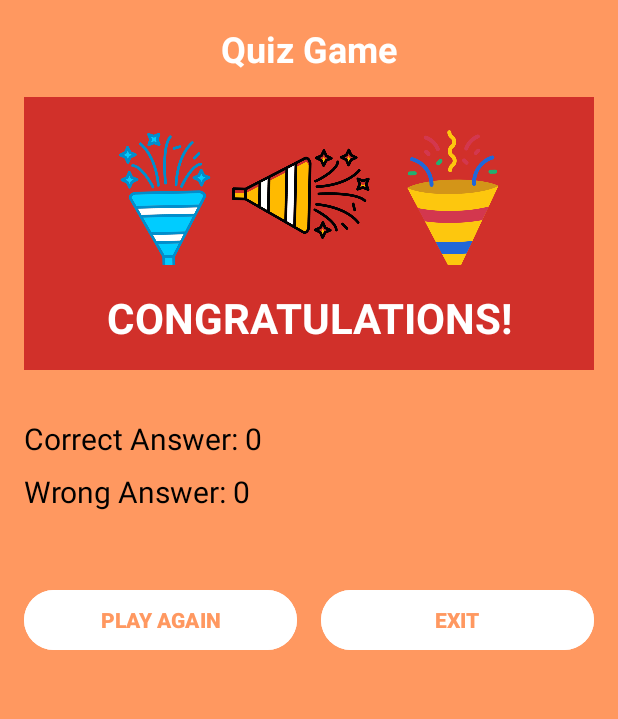
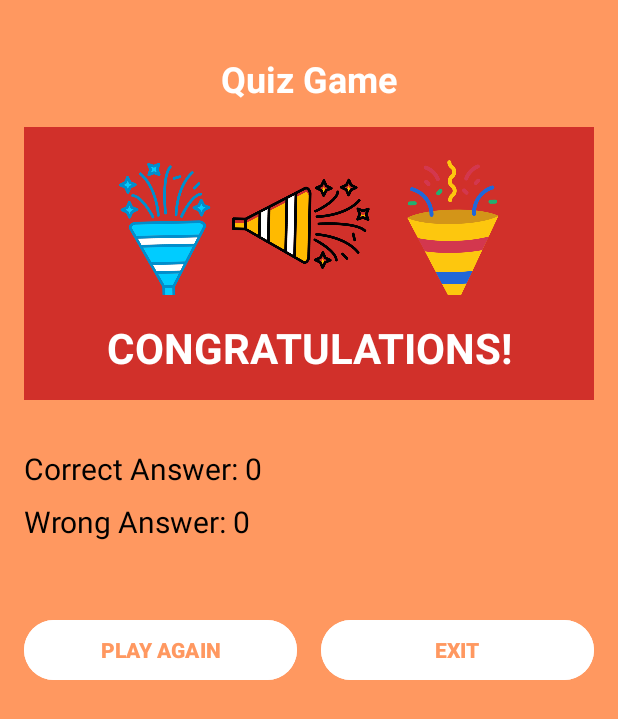
Before and after one commit to dsdsluc/QuizGame, an Android app: the ResultPage screen opened directly, with no data from a screen before it, on a phone screen of 412 x 824 dp. Shown: the top 719 px of the screen. Run offline under Robolectric (Android 15) with nearby library versions, the phone set to English and light mode, and no system bars; our stand-ins replace Firebase (no records; nobody signed in at launch, a user with empty details on screens opened directly).

Commit message:
thay đổi một chút layout

```diff
--- a/app/src/main/res/drawable/card_bg.xml
+++ b/app/src/main/res/drawable/card_bg.xml
@@ -2,8 +2,8 @@
 <shape xmlns:android="http://schemas.android.com/apk/res/android"
     android:shape="rectangle">
 
-    <!-- Nền mờ tối -->
-    <solid android:color="#66000000" />
+    <!-- Nền mờ sáng -->
+    <solid android:color="#66FFFFFF" />
 
     <!-- Bo góc -->
     <corners android:radius="12dp" />
--- a/app/src/main/res/drawable/spinner_bg.xml
+++ b/app/src/main/res/drawable/spinner_bg.xml
@@ -20,7 +20,7 @@
     <!-- Trạng thái bình thường -->
     <item>
         <shape android:shape="rectangle">
-            <solid android:color="@android:color/white"/>
+            <solid android:color="@color/orange_500"/>
             <stroke
                 android:width="2dp"
                 android:color="@color/orange_500"/>
--- a/app/src/main/res/layout/activity_login_page.xml
+++ b/app/src/main/res/layout/activity_login_page.xml
@@ -116,14 +116,14 @@
         android:id="@+id/tvRegister"
         android:layout_width="wrap_content"
         android:layout_height="wrap_content"
-        android:layout_marginTop="12dp"
+        android:layout_marginTop="76dp"
         android:text="Chưa có tài khoản? Đăng ký"
         android:textColor="#2196F3"
         android:textSize="14sp"
         app:layout_constraintEnd_toEndOf="parent"
+        app:layout_constraintHorizontal_bias="0.55"
         app:layout_constraintStart_toStartOf="parent"
         app:layout_constraintTop_toBottomOf="@id/tvForgotPassword" />
 
 
-
 </androidx.constraintlayout.widget.ConstraintLayout>
--- a/app/src/main/res/layout/activity_result_page.xml
+++ b/app/src/main/res/layout/activity_result_page.xml
@@ -5,8 +5,14 @@
     android:layout_height="match_parent"
     android:orientation="vertical"
     android:background="#FF9860"
-    android:id="@+id/main"
-    android:padding="16dp">
+    android:id="@+id/main">
+
+    <LinearLayout
+        android:layout_width="match_parent"
+        android:layout_height="wrap_content"
+        android:layout_margin="16dp"
+        android:orientation="vertical"
+        android:layout_gravity="center">
 
         <!-- Quiz Title -->
         <TextView
@@ -18,7 +24,8 @@
             android:textStyle="bold"
             android:textColor="@android:color/white"
             android:gravity="center"
-        android:layout_marginBottom="16dp" />
+            android:layout_marginBottom="16dp"
+            android:layout_marginTop="20dp"/>
 
         <!-- Banner + Icons -->
         <androidx.constraintlayout.widget.ConstraintLayout
@@ -132,3 +139,5 @@
         </LinearLayout>
 
     </LinearLayout>
+
+</LinearLayout>
```
Also changed, not shown: app/src/main/res/layout/activity_main.xml (+5 -4 lines), app/src/main/res/layout/activity_quiz_page.xml (+5 -4 lines), app/src/main/res/layout/activity_splash_screen.xml (+21 -22 lines). Lines whose indentation alone changed are shown as unchanged.
